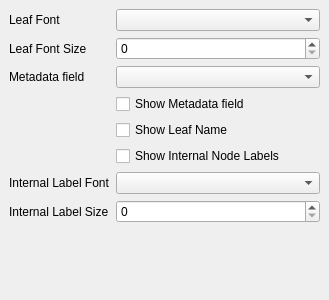
This is src/gui/treeoptions.ui in ctSkennerton/pygmy as Qt 5 draws it before an edit. The edited form follows.
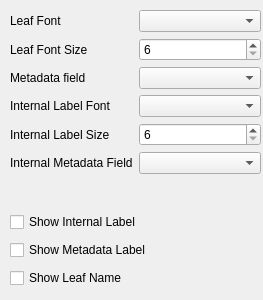
This is the edited form.

What changed in the file:
```diff
--- a/src/gui/treeoptions.ui
+++ b/src/gui/treeoptions.ui
@@ -6,20 +6,32 @@
    <rect>
     <x>0</x>
     <y>0</y>
-    <width>329</width>
+    <width>263</width>
     <height>300</height>
    </rect>
   </property>
+  <property name="sizePolicy">
+   <sizepolicy hsizetype="Preferred" vsizetype="Preferred">
+    <horstretch>0</horstretch>
+    <verstretch>0</verstretch>
+   </sizepolicy>
+  </property>
+  <property name="minimumSize">
+   <size>
+    <width>249</width>
+    <height>0</height>
+   </size>
+  </property>
   <property name="windowTitle">
    <string>Form</string>
   </property>
   <widget class="QWidget" name="formLayoutWidget">
    <property name="geometry">
     <rect>
-     <x>9</x>
-     <y>9</y>
-     <width>311</width>
-     <height>281</height>
+     <x>10</x>
+     <y>10</y>
+     <width>251</width>
+     <height>191</height>
     </rect>
    </property>
    <layout class="QFormLayout" name="formLayout">
@@ -31,20 +43,7 @@
      </widget>
     </item>
     <item row="0" column="1">
-     <widget class="QComboBox" name="comboBox"/>
-    </item>
-    <item row="2" column="1">
-     <widget class="QComboBox" name="comboBox_2"/>
-    </item>
-    <item row="2" column="0">
-     <widget class="QLabel" name="label_2">
-      <property name="text">
-       <string>Metadata field</string>
-      </property>
-     </widget>
-    </item>
-    <item row="1" column="1">
-     <widget class="QSpinBox" name="spinBox"/>
+     <widget class="QComboBox" name="LeafFont"/>
     </item>
     <item row="1" column="0">
      <widget class="QLabel" name="label_3">
@@ -53,54 +52,96 @@
       </property>
      </widget>
     </item>
-    <item row="5" column="1">
-     <widget class="QCheckBox" name="checkBox">
-      <property name="text">
-       <string>Show Internal Node Labels</string>
+    <item row="1" column="1">
+     <widget class="QSpinBox" name="LeafLabelFontSize">
+      <property name="sizePolicy">
+       <sizepolicy hsizetype="Preferred" vsizetype="Fixed">
+        <horstretch>0</horstretch>
+        <verstretch>0</verstretch>
+       </sizepolicy>
       </property>
-     </widget>
-    </item>
-    <item row="5" column="0">
-     <widget class="QLabel" name="label_4">
-      <property name="text">
-       <string/>
+      <property name="minimum">
+       <number>6</number>
       </property>
      </widget>
     </item>
-    <item row="7" column="0">
-     <widget class="QLabel" name="label_5">
+    <item row="2" column="0">
+     <widget class="QLabel" name="label_2">
       <property name="text">
-       <string>Internal Label Size</string>
+       <string>Metadata field</string>
       </property>
      </widget>
     </item>
-    <item row="7" column="1">
-     <widget class="QSpinBox" name="spinBox_2"/>
+    <item row="2" column="1">
+     <widget class="QComboBox" name="MetadataField"/>
     </item>
-    <item row="6" column="0">
+    <item row="3" column="0">
      <widget class="QLabel" name="label_6">
       <property name="text">
        <string>Internal Label Font</string>
       </property>
      </widget>
     </item>
-    <item row="6" column="1">
-     <widget class="QComboBox" name="comboBox_3"/>
+    <item row="3" column="1">
+     <widget class="QComboBox" name="InternalLabelFont"/>
+    </item>
+    <item row="4" column="0">
+     <widget class="QLabel" name="label_5">
+      <property name="text">
+       <string>Internal Label Size</string>
+      </property>
+     </widget>
     </item>
     <item row="4" column="1">
-     <widget class="QCheckBox" name="checkBox_2">
+     <widget class="QSpinBox" name="InternalLabelFontSize">
+      <property name="minimum">
+       <number>6</number>
+      </property>
+     </widget>
+    </item>
+    <item row="5" column="1">
+     <widget class="QComboBox" name="InternalMetadataField"/>
+    </item>
+    <item row="5" column="0">
+     <widget class="QLabel" name="label_4">
+      <property name="text">
+       <string>Internal Metadata Field</string>
+      </property>
+     </widget>
+    </item>
+   </layout>
+  </widget>
+  <widget class="QWidget" name="verticalLayoutWidget">
+   <property name="geometry">
+    <rect>
+     <x>10</x>
+     <y>210</y>
+     <width>211</width>
+     <height>80</height>
+    </rect>
+   </property>
+   <layout class="QVBoxLayout" name="verticalLayout">
+    <item>
+     <widget class="QCheckBox" name="ShowInternalLabel">
+      <property name="text">
+       <string>Show Internal Label</string>
+      </property>
+     </widget>
+    </item>
+    <item>
+     <widget class="QCheckBox" name="ShowMetadataLeafLabel">
+      <property name="text">
+       <string>Show Metadata Label</string>
+      </property>
+     </widget>
+    </item>
+    <item>
+     <widget class="QCheckBox" name="ShowLeafName">
       <property name="text">
        <string>Show Leaf Name</string>
       </property>
      </widget>
     </item>
-    <item row="3" column="1">
-     <widget class="QCheckBox" name="checkBox_3">
-      <property name="text">
-       <string>Show Metadata field</string>
-      </property>
-     </widget>
-    </item>
    </layout>
   </widget>
  </widget>
```
